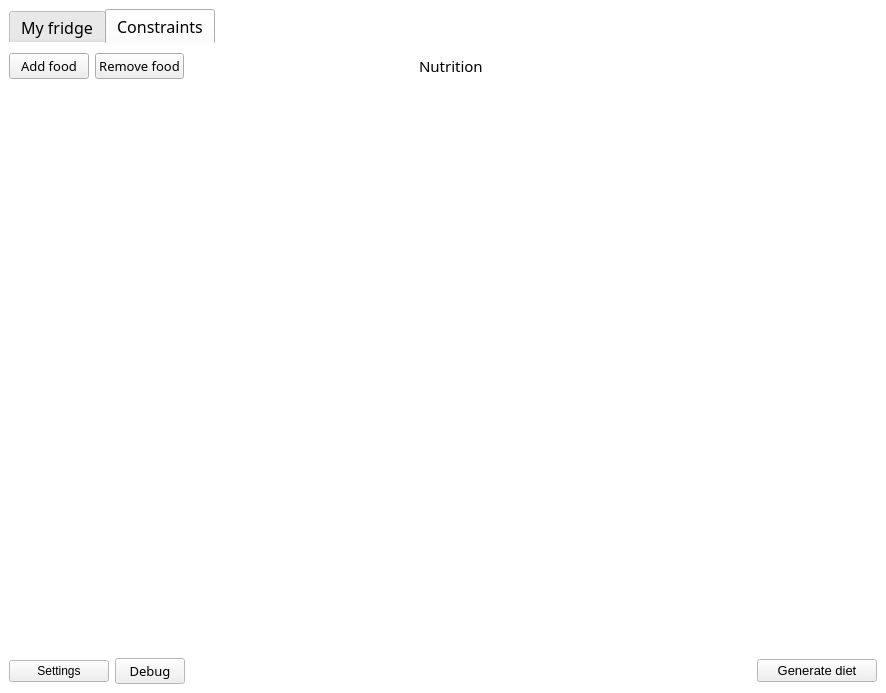
The window that ui_mainwindow_tab.ui (josh-minch/spartan) describes before a commit, drawn with Qt 5.
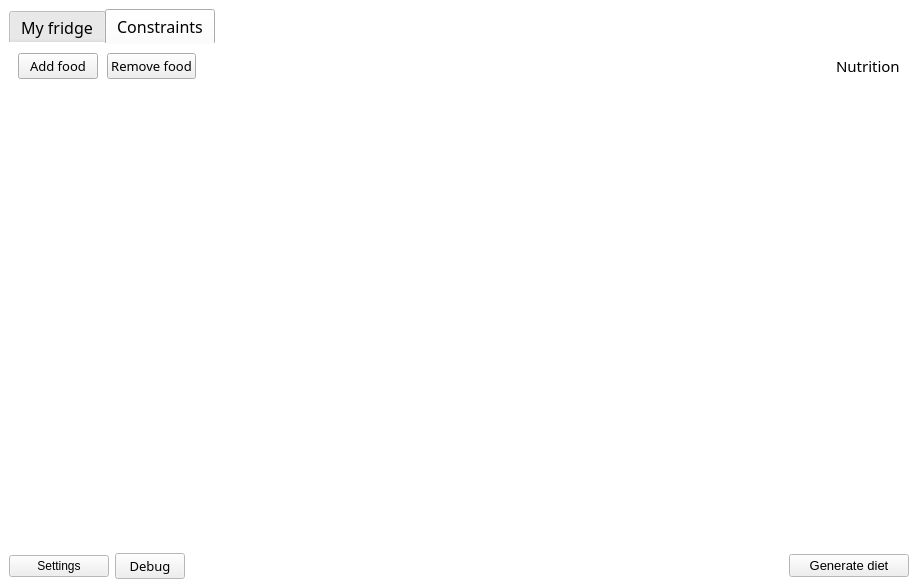
The same window after the commit. The open tabs and pages were chosen to show the change. Icons and pictures are not drawn.

Commit message: Fix progressbar, header, constraint-nutrition view

Diff of the .ui file:
```diff
--- a/ui_mainwindow_tab.ui
+++ b/ui_mainwindow_tab.ui
@@ -6,8 +6,8 @@
    <rect>
     <x>0</x>
     <y>0</y>
-    <width>886</width>
-    <height>693</height>
+    <width>918</width>
+    <height>588</height>
    </rect>
   </property>
   <property name="palette">
@@ -434,8 +434,8 @@
         <string>Constraints</string>
        </attribute>
        <layout class="QGridLayout" name="gridLayout_3">
-        <property name="leftMargin">
-         <number>0</number>
+        <property name="spacing">
+         <number>9</number>
         </property>
         <item row="0" column="0">
          <widget class="QPushButton" name="add_foods_btn_2">
@@ -543,39 +543,146 @@
         </item>
         <item row="1" column="0" colspan="3">
          <widget class="QTableView" name="constraints_view">
+          <property name="palette">
+           <palette>
+            <active>
+             <colorrole role="Highlight">
+              <brush brushstyle="SolidPattern">
+               <color alpha="255">
+                <red>218</red>
+                <green>236</green>
+                <blue>249</blue>
+               </color>
+              </brush>
+             </colorrole>
+             <colorrole role="HighlightedText">
+              <brush brushstyle="SolidPattern">
+               <color alpha="255">
+                <red>0</red>
+                <green>0</green>
+                <blue>0</blue>
+               </color>
+              </brush>
+             </colorrole>
+             <colorrole role="AlternateBase">
+              <brush brushstyle="SolidPattern">
+               <color alpha="255">
+                <red>247</red>
+                <green>247</green>
+                <blue>247</blue>
+               </color>
+              </brush>
+             </colorrole>
+            </active>
+            <inactive>
+             <colorrole role="Highlight">
+              <brush brushstyle="SolidPattern">
+               <color alpha="255">
+                <red>218</red>
+                <green>236</green>
+                <blue>249</blue>
+               </color>
+              </brush>
+             </colorrole>
+             <colorrole role="HighlightedText">
+              <brush brushstyle="SolidPattern">
+               <color alpha="255">
+                <red>0</red>
+                <green>0</green>
+                <blue>0</blue>
+               </color>
+              </brush>
+             </colorrole>
+             <colorrole role="AlternateBase">
+              <brush brushstyle="SolidPattern">
+               <color alpha="255">
+                <red>247</red>
+                <green>247</green>
+                <blue>247</blue>
+               </color>
+              </brush>
+             </colorrole>
+            </inactive>
+            <disabled>
+             <colorrole role="Highlight">
+              <brush brushstyle="SolidPattern">
+               <color alpha="255">
+                <red>0</red>
+                <green>120</green>
+                <blue>215</blue>
+               </color>
+              </brush>
+             </colorrole>
+             <colorrole role="HighlightedText">
+              <brush brushstyle="SolidPattern">
+               <color alpha="255">
+                <red>0</red>
+                <green>0</green>
+                <blue>0</blue>
+               </color>
+              </brush>
+             </colorrole>
+             <colorrole role="AlternateBase">
+              <brush brushstyle="SolidPattern">
+               <color alpha="255">
+                <red>247</red>
+                <green>247</green>
+                <blue>247</blue>
+               </color>
+              </brush>
+             </colorrole>
+            </disabled>
+           </palette>
+          </property>
+          <property name="font">
+           <font>
+            <pointsize>9</pointsize>
+           </font>
+          </property>
+          <property name="focusPolicy">
+           <enum>Qt::StrongFocus</enum>
+          </property>
           <property name="styleSheet">
            <string notr="true">QHeaderView::section{
 	background-color: white;
 	border: 0px;
 }
 
-</string>
+QTableView {
+	alternate-background-color: rgb(247, 247, 247);
+}</string>
           </property>
           <property name="frameShape">
            <enum>QFrame::NoFrame</enum>
           </property>
+          <property name="alternatingRowColors">
+           <bool>true</bool>
+          </property>
+          <property name="selectionBehavior">
+           <enum>QAbstractItemView::SelectItems</enum>
+          </property>
           <property name="showGrid">
            <bool>false</bool>
           </property>
+          <property name="gridStyle">
+           <enum>Qt::DashLine</enum>
+          </property>
+          <attribute name="horizontalHeaderVisible">
+           <bool>false</bool>
+          </attribute>
+          <attribute name="horizontalHeaderHighlightSections">
+           <bool>false</bool>
+          </attribute>
           <attribute name="verticalHeaderVisible">
            <bool>false</bool>
           </attribute>
+          <attribute name="verticalHeaderDefaultSectionSize">
+           <number>23</number>
+          </attribute>
          </widget>
         </item>
         <item row="1" column="3" colspan="2">
          <widget class="QTableView" name="nutrition_view_2">
-          <property name="sizePolicy">
-           <sizepolicy hsizetype="Fixed" vsizetype="Expanding">
-            <horstretch>0</horstretch>
-            <verstretch>0</verstretch>
-           </sizepolicy>
-          </property>
-          <property name="minimumSize">
-           <size>
-            <width>480</width>
-            <height>0</height>
-           </size>
-          </property>
           <property name="palette">
            <palette>
             <active>
@@ -661,6 +768,9 @@
           <property name="frameShape">
            <enum>QFrame::NoFrame</enum>
           </property>
+          <property name="sizeAdjustPolicy">
+           <enum>QAbstractScrollArea::AdjustToContents</enum>
+          </property>
           <property name="alternatingRowColors">
            <bool>false</bool>
           </property>
@@ -673,9 +783,18 @@
           <property name="showGrid">
            <bool>false</bool>
           </property>
+          <attribute name="horizontalHeaderVisible">
+           <bool>false</bool>
+          </attribute>
+          <attribute name="horizontalHeaderStretchLastSection">
+           <bool>false</bool>
+          </attribute>
           <attribute name="verticalHeaderVisible">
            <bool>false</bool>
           </attribute>
+          <attribute name="verticalHeaderDefaultSectionSize">
+           <number>22</number>
+          </attribute>
          </widget>
         </item>
        </layout>
```
Left out of the diff: 128 changed lines with no effect on the pictures. The commit also changes 10 other files.
